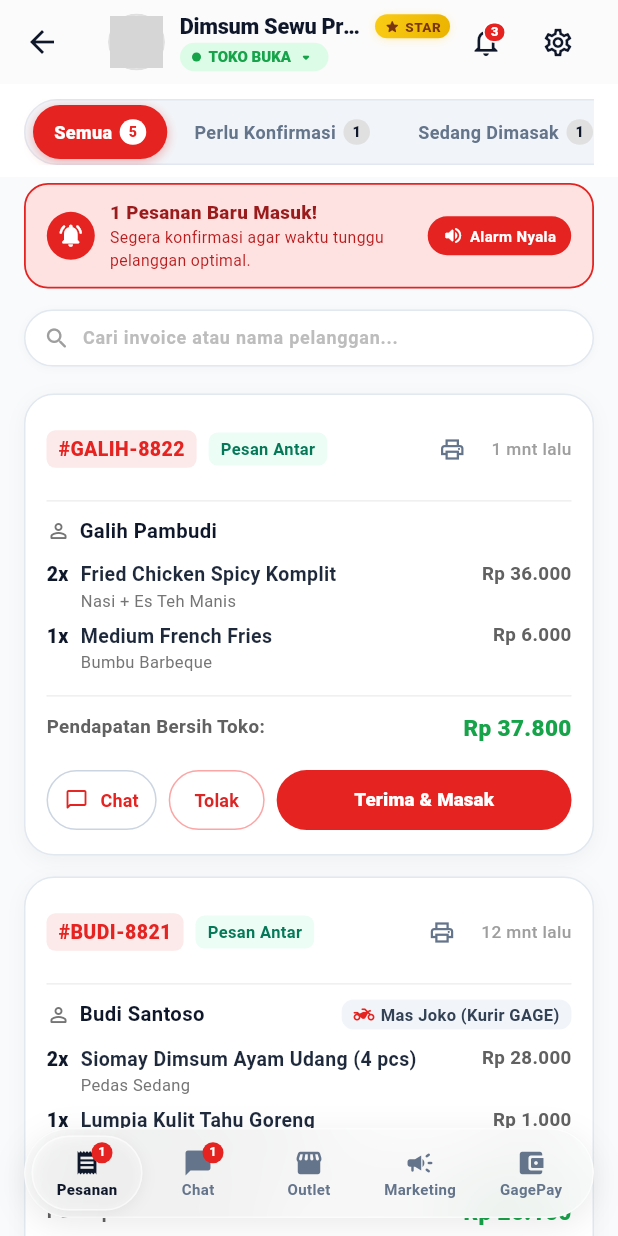
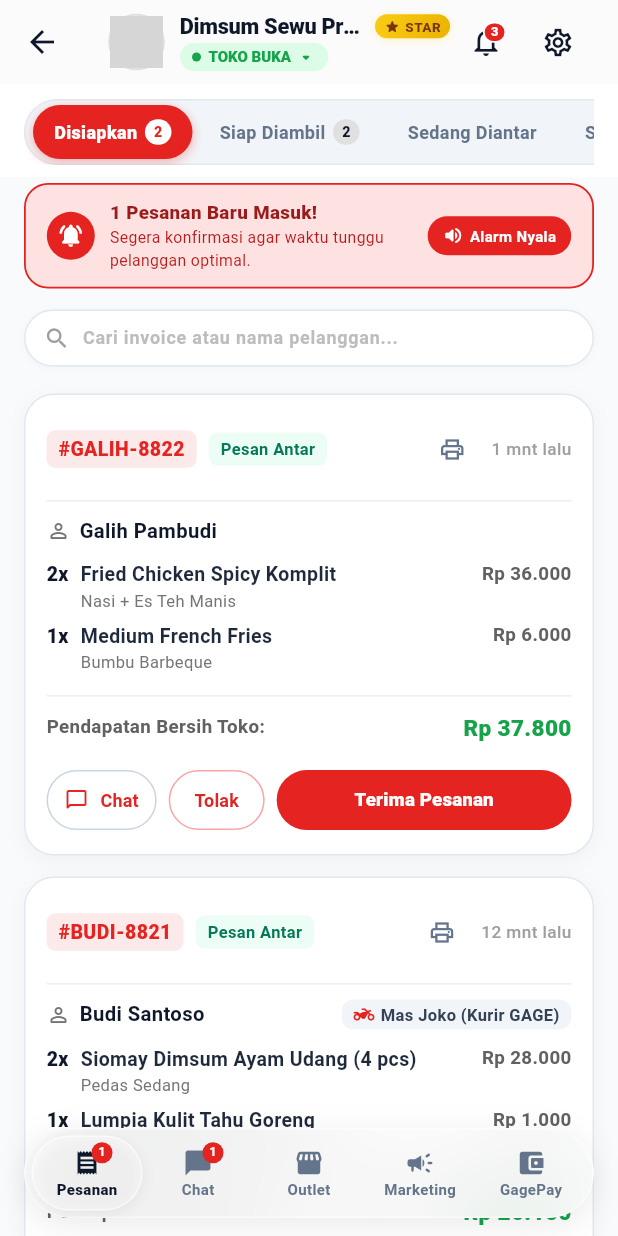
Before and after one commit to halugoods/gage, a Flutter app: the MerchantRootScreen screen opened by its route, on a phone screen of 412 x 824 dp. Run offline on Flutter 3.47's test engine with Material 3 defaults, Android fonts, the phone set to English and light mode, and no system bars; our stand-ins replace audioplayers, flutter_map, geolocator, google_fonts, google_sign_in, image_picker and 7 more; missing offline and left inert: mobile_scanner, record; accounts and stored records are empty; network calls fail; Roboto replaces fonts that are missing (TikTok Sans); project files that could hold a hidden picture were left out; grey boxes are pictures that could not be loaded.

Commit message:
refactor(merchant): simplify order status to 4 universal categories for Food, Shop, and Farm, and remove culinary bias

```diff
--- a/gage-app/lib/features/merchant/presentation/tabs/gage_merchant_orders_tab.dart
+++ b/gage-app/lib/features/merchant/presentation/tabs/gage_merchant_orders_tab.dart
@@ -11,14 +11,12 @@ import 'package:gage_app/providers/merchant_order_provider.dart';
 import 'package:gage_app/shared/widgets/gage_floating_sheet.dart';
 import 'package:gage_app/shared/widgets/gage_toast.dart';
 
-/// Tab 0: Pesanan Masuk & Dapur (Workstation Mitra Usaha GAGE)
-/// Dilengkapi 6 Segmented Tab Kapsul GAGE:
-/// - Semua
-/// - Perlu Konfirmasi (NEW, PAID)
-/// - Sedang Dimasak (COOKING)
+/// Tab 0: Pesanan Masuk & Operasional (Workstation Mitra Usaha GAGE - Food, Shop, Farm)
+/// Dilengkapi 4 Segmented Tab Kapsul GAGE:
+/// - Disiapkan (NEW, PAID, COOKING)
 /// - Siap Diambil (READY_FOR_PICKUP, DRIVER_ASSIGNED, AT_MERCHANT)
-/// - Selesai (COMPLETED)
-/// - Dibatalkan (CANCELLED)
+/// - Sedang Diantar (PICKED_UP, ON_DELIVERY)
+/// - Selesai (COMPLETED, CANCELLED)
 /// Serta penampil PIN Penyerahan 4-digit yang diinput oleh mitra driver.
 class GageMerchantOrdersTab extends StatefulWidget {
   final NumberFormat currencyFormatter;
@@ -33,7 +31,7 @@ class GageMerchantOrdersTab extends StatefulWidget {
 }
 
 class _GageMerchantOrdersTabState extends State<GageMerchantOrdersTab> {
-  int _activeSegment = 0; // 0: Semua, 1: Perlu Konfirmasi, 2: Sedang Dimasak, 3: Siap Diambil, 4: Selesai, 5: Dibatalkan
+  int _activeSegment = 0; // 0: Disiapkan, 1: Siap Diambil, 2: Sedang Diantar, 3: Selesai
   String _searchQuery = '';
   final TextEditingController _searchCtrl = TextEditingController();
 
@@ -47,25 +45,22 @@ class _GageMerchantOrdersTabState extends State<GageMerchantOrdersTab> {
     List<OrderModel> byStatus;
     switch (_activeSegment) {
       case 0:
-        byStatus = orders;
+        byStatus = orders.where((o) =>
+            o.status == 'NEW' || o.status == 'PAID' || o.status == 'COOKING').toList();
         break;
       case 1:
-        byStatus = orders.where((o) => o.status == 'NEW' || o.status == 'PAID').toList();
-        break;
-      case 2:
-        byStatus = orders.where((o) => o.status == 'COOKING').toList();
-        break;
-      case 3:
         byStatus = orders.where((o) =>
             o.status == 'READY_FOR_PICKUP' ||
             o.status == 'DRIVER_ASSIGNED' ||
             o.status == 'AT_MERCHANT').toList();
         break;
-      case 4:
-        byStatus = orders.where((o) => o.status == 'COMPLETED').toList();
+      case 2:
+        byStatus = orders.where((o) =>
+            o.status == 'PICKED_UP' || o.status == 'ON_DELIVERY').toList();
         break;
-      case 5:
-        byStatus = orders.where((o) => o.status == 'CANCELLED').toList();
+      case 3:
+        byStatus = orders.where((o) =>
+            o.status == 'COMPLETED' || o.status == 'CANCELLED').toList();
         break;
       default:
         byStatus = orders;
@@ -92,8 +87,8 @@ class _GageMerchantOrdersTabState extends State<GageMerchantOrdersTab> {
     final isDark = Theme.of(context).brightness == Brightness.dark;
     final noteCtrl = TextEditingController();
     final reasons = [
-      'Bahan baku habis (Menu tidak dapat disajikan)',
-      'Kios sedang sangat ramai / antre panjang',
+      'Stok produk habis',
+      'Toko sedang sangat ramai / antre panjang',
       'Toko tutup mendadak / kendala operasional',
       'Kendala teknis / cuaca buruk / lainnya',
     ];
@@ -255,21 +250,23 @@ class _GageMerchantOrdersTabState extends State<GageMerchantOrdersTab> {
     final provider = context.watch<MerchantOrderProvider>();
     final allOrders = provider.orders;
 
-    final countSemua = allOrders.length;
-    final countKonfirmasi = allOrders.where((o) => o.status == 'NEW' || o.status == 'PAID').length;
-    final countCooking = allOrders.where((o) => o.status == 'COOKING').length;
+    final countBaru = allOrders.where((o) => o.status == 'NEW' || o.status == 'PAID').length;
+    final countDisiapkan = allOrders.where((o) =>
+        o.status == 'NEW' || o.status == 'PAID' || o.status == 'COOKING').length;
     final countSiap = allOrders.where((o) =>
         o.status == 'READY_FOR_PICKUP' ||
         o.status == 'DRIVER_ASSIGNED' ||
         o.status == 'AT_MERCHANT').length;
-    final countSelesai = allOrders.where((o) => o.status == 'COMPLETED').length;
-    final countDibatalkan = allOrders.where((o) => o.status == 'CANCELLED').length;
+    final countDiantar = allOrders.where((o) =>
+        o.status == 'PICKED_UP' || o.status == 'ON_DELIVERY').length;
+    final countSelesai = allOrders.where((o) =>
+        o.status == 'COMPLETED' || o.status == 'CANCELLED').length;
 
     final displayedOrders = _filterOrders(allOrders);
 
     return Column(
       children: [
-        // 1. Segmented Tab Switch Kapsul Penuh 6 Kategori (BorderRadius.circular(999))
+        // 1. Segmented Tab Switch Kapsul Penuh 4 Kategori (Universal: Food, Shop, Farm)
         Container(
           color: isDark ? GageTheme.darkSurface : Colors.white,
           padding: const EdgeInsets.fromLTRB(16, 10, 16, 8),
@@ -292,38 +289,26 @@ class _GageMerchantOrdersTabState extends State<GageMerchantOrdersTab> {
                 children: [
                   _buildSegmentItem(
                     index: 0,
-                    label: 'Semua',
-                    count: countSemua,
+                    label: 'Disiapkan',
+                    count: countDisiapkan,
                     isDark: isDark,
                   ),
                   _buildSegmentItem(
                     index: 1,
-                    label: 'Perlu Konfirmasi',
-                    count: countKonfirmasi,
-                    isDark: isDark,
-                  ),
-                  _buildSegmentItem(
-                    index: 2,
-                    label: 'Sedang Dimasak',
-                    count: countCooking,
-                    isDark: isDark,
-                  ),
-                  _buildSegmentItem(
-                    index: 3,
                     label: 'Siap Diambil',
                     count: countSiap,
                     isDark: isDark,
                   ),
                   _buildSegmentItem(
-                    index: 4,
-                    label: 'Selesai',
-                    count: countSelesai,
+                    index: 2,
+                    label: 'Sedang Diantar',
+                    count: countDiantar,
                     isDark: isDark,
                   ),
                   _buildSegmentItem(
-                    index: 5,
-                    label: 'Dibatalkan',
-                    count: countDibatalkan,
+                    index: 3,
+                    label: 'Selesai',
+                    count: countSelesai,
                     isDark: isDark,
                   ),
                 ],
@@ -332,8 +317,8 @@ class _GageMerchantOrdersTabState extends State<GageMerchantOrdersTab> {
           ),
         ),
 
-        // Banner Alarm Audio Dapur Bising saat ada pesanan baru masuk
-        if (countKonfirmasi > 0)
+        // Banner Alarm Audio Pesanan Masuk saat ada pesanan baru
+        if (countBaru > 0)
           Padding(
             padding: const EdgeInsets.fromLTRB(16, 4, 16, 8),
             child: Container(
@@ -360,7 +345,7 @@ class _GageMerchantOrdersTabState extends State<GageMerchantOrdersTab> {
                       crossAxisAlignment: CrossAxisAlignment.start,
                       children: [
                         Text(
-                          '$countKonfirmasi Pesanan Baru Masuk!',
+                          '$countBaru Pesanan Baru Masuk!',
                           style: TextStyle(
                             fontSize: 12.5,
                             fontWeight: FontWeight.w800,
@@ -863,7 +848,7 @@ class _GageMerchantOrdersTabState extends State<GageMerchantOrdersTab> {
                           ),
                         ),
                         Text(
-                          'Tunjukkan PIN ini ke Driver saat mengambil makanan',
+                          'Tunjukkan PIN ini ke Driver saat mengambil pesanan',
                           style: TextStyle(
                             fontSize: 10,
                             color: Color(0xFFB45309),
@@ -957,7 +942,7 @@ class _GageMerchantOrdersTabState extends State<GageMerchantOrdersTab> {
                           GageToast.show(context, 'Pesanan #${order.orderNumber} diterima!');
                         },
                         child: const Text(
-                          'Terima & Masak',
+                          'Terima Pesanan',
                           style: TextStyle(fontSize: 12.5, fontWeight: FontWeight.w800),
                         ),
                       )
@@ -973,7 +958,7 @@ class _GageMerchantOrdersTabState extends State<GageMerchantOrdersTab> {
                         onPressed: () {
                           HapticFeedback.mediumImpact();
                           provider.markReadyForPickup(order.id);
-                          GageToast.show(context, 'Makanan #${order.orderNumber} siap diambil!');
+                          GageToast.show(context, 'Pesanan #${order.orderNumber} siap diambil!');
                         },
                         child: const Text(
                           'Pesanan Siap Diambil',
--- a/gage-app/lib/features/merchant/presentation/widgets/merchant_order_detail_sheet.dart
+++ b/gage-app/lib/features/merchant/presentation/widgets/merchant_order_detail_sheet.dart
@@ -722,11 +722,11 @@ class _MerchantOrderDetailSheetState extends State<MerchantOrderDetailSheet> {
           if (context.mounted) {
             final msg = (provider.autoPrintOnAccept && provider.printerConnected)
                 ? 'Pesanan diterima & ${provider.receiptCopies} rangkap struk dicetak otomatis!'
-                : 'Pesanan diterima! Mulai memasak.';
+                : 'Pesanan diterima! Mulai siapkan.';
             GageToast.show(context, msg);
           }
         },
-        child: const Text('Terima & Masak', style: TextStyle(fontWeight: FontWeight.bold)),
+        child: const Text('Terima Pesanan', style: TextStyle(fontWeight: FontWeight.bold)),
       );
     }
 
```
Also changed, not shown: 2 other files.
